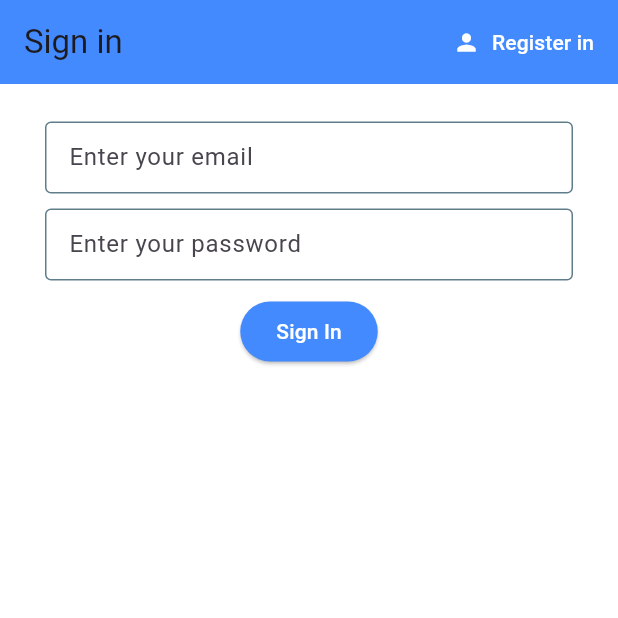
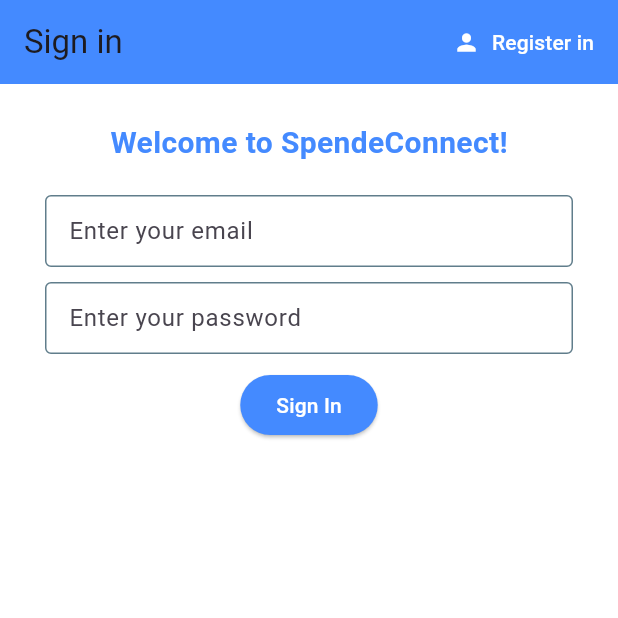
Before and after one commit to Marnol03/FlutterApp, a Flutter app: the screen it shows after launch, on a phone screen of 412 x 824 dp, the top half of it. Run offline on Flutter 3.47's test engine with Material 3 defaults, Android fonts, the phone set to English and light mode, and no system bars; our stand-ins replace cloud_firestore, firebase_auth, firebase_core, firebase_storage, flutter_spinkit, get and 1 more; missing offline and left inert: flutter_tawk; accounts and stored records are empty.

Commit message:
bilder und welcome auf registerpage

```diff
--- a/Spendeconnect/lib/authentificate_screen.dart
+++ b/Spendeconnect/lib/authentificate_screen.dart
@@ -67,17 +67,35 @@ class _AuthentificateScreenState extends State<AuthentificateScreen> {
           )
         ],
       ),
-      body: Container(
+      body: SingleChildScrollView(
         padding: const EdgeInsets.symmetric(vertical: 15.0, horizontal: 30.0),
         child: Form(
           key: _formkey,
           child: Column(
             children: [
+              // Add the welcome message here
+              Container(
+                padding: const EdgeInsets.symmetric(vertical: 10),
+                child:  const Text(
+                  'Welcome to SpendeConnect!',
+                  style: TextStyle(
+                    fontSize: 20,
+                    fontWeight: FontWeight.bold,
+                    color: Colors.blueAccent,
+                  ),
+                ),
+              ),
               if (!showSignIn) ...[
+                Image.asset(
+                  'assets/images/spendeconnect0.jpg',
+                ),
+                SizedBox(height: 30.0),
                 TextFormField(
                   controller: usernameController,
-                  decoration: textInputdecoration.copyWith(hintText: "Enter your username"),
-                  validator: (value) => value!.isEmpty ? "Enter your username" : null,
+                  decoration:
+                  textInputdecoration.copyWith(hintText: "Enter your username"),
+                  validator: (value) =>
+                  value!.isEmpty ? "Enter your username" : null,
                 ),
               ] else
                 Container(),
@@ -90,7 +108,8 @@ class _AuthentificateScreenState extends State<AuthentificateScreen> {
               SizedBox(height: 10.0),
               TextFormField(
                 controller: passwordController,
-                decoration: textInputdecoration.copyWith(hintText: "Enter your password"),
+                decoration:
+                textInputdecoration.copyWith(hintText: "Enter your password"),
                 obscureText: true,
                 validator: (value) =>
                 value!.length < 6 ? "Enter a valid password" : null,
@@ -113,7 +132,8 @@ class _AuthentificateScreenState extends State<AuthentificateScreen> {
 
                     dynamic result = showSignIn
                         ? await _auth.signInWithEmailAndPassword(email, password)
-                        : await _auth.registerInWithEmailAndPassword(username, email, password);
+                        : await _auth.registerInWithEmailAndPassword(
+                        username, email, password);
 
                     CollectionReference postRef =
                     FirebaseFirestore.instance.collection("users");
@@ -132,6 +152,28 @@ class _AuthentificateScreenState extends State<AuthentificateScreen> {
                 },
               ),
               SizedBox(height: 10.0),
+
+              if (!showSignIn) ...[
+                Container(
+                  padding: const EdgeInsets.symmetric(vertical: 10),
+                  child: const Text(
+                    'Welcome to SpendeConnect, the platform that transforms your generosity into concrete actions to save lives.\n\n'
+                        'Here, every gesture counts, every donation makes a difference. Imagine a place where solidarity comes to life, where your generosity turns into hope for those who need it most.\n\n'
+                        'At SpendeConnect, we work together to create a positive impact in the world. Log in now to discover a universe dedicated to humanity, where every click can change a destiny.\n\n'
+                        'Explore our different causes, from local initiatives to global projects. Make a donation, no matter how small, and witness the power of the united community to bring about meaningful changes.\n\n'
+                        'Join us in this adventure where compassion becomes a driving force. Log in, make donations, and together, let\'s save lives. Because at SpendeConnect, solidarity is not just a concept, it\'s a tangible reality.',
+                    style: TextStyle(
+                      fontSize: 20,
+                      fontWeight: FontWeight.bold,
+                      color: Colors.blueAccent,
+                    ),
+                  ),
+                ),
+                Image.asset(
+                  'assets/images/spendeconnect2.jpg',
+                ),
+              ],
+
               Text(
                 error,
                 style: TextStyle(color: Colors.red, fontSize: 15),
--- a/Spendeconnect/lib/help_page.dart
+++ b/Spendeconnect/lib/help_page.dart
@@ -69,7 +69,8 @@ class _ProfilPageState extends State<ProfilPage> {
   @override
   Widget build(BuildContext context) {
     return Scaffold(
-      body: Padding(
+      body: SingleChildScrollView(
+        child: Padding(
           padding: const EdgeInsets.all(20),
           child: Column(
             children: [
@@ -84,7 +85,9 @@ class _ProfilPageState extends State<ProfilPage> {
               const SizedBox(height: 12),
               itemProfile('Email', email, CupertinoIcons.mail),
               const SizedBox(height: 25),
-
+              Image.asset(
+                'assets/images/spendeconnect1.jpg',
+              ),
               const SizedBox(height: 25),
               // Logout button
               ElevatedButton.icon(
@@ -101,7 +104,7 @@ class _ProfilPageState extends State<ProfilPage> {
             ],
           ),
         ),
-
+      ),
       // Floating action button for support
       floatingActionButton: FloatingActionButton(
         backgroundColor: Colors.green,
@@ -110,8 +113,7 @@ class _ProfilPageState extends State<ProfilPage> {
           Navigator.push(
             context,
             CupertinoPageRoute(
-              builder: (context) =>
-                  SupportPage(username: username, email: email),
+              builder: (context) => SupportPage(username: username, email: email),
             ),
           );
         },
@@ -119,6 +121,7 @@ class _ProfilPageState extends State<ProfilPage> {
         child: Icon(Icons.support_agent),
       ),
     );
+
   }
 
   // Widget to display profile information
```
Also changed, not shown: Spendeconnect/assets/images/spendeconnect0.jpg (added), Spendeconnect/assets/images/spendeconnect1.jpg (added), Spendeconnect/assets/images/spendeconnect2.jpg (added). Lines whose indentation alone changed are shown as unchanged.
